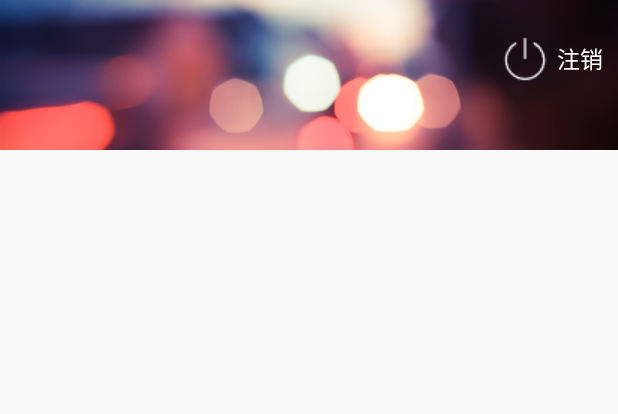
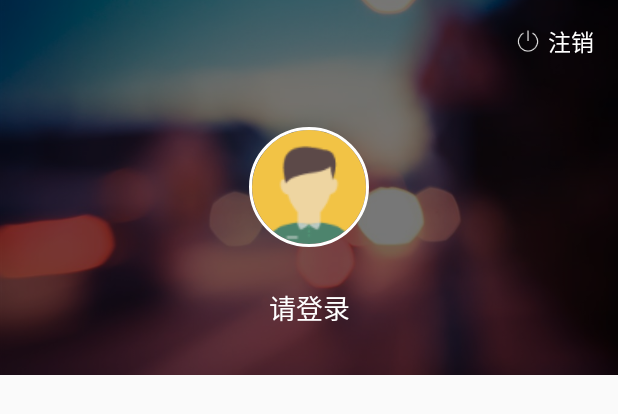
Before and after one commit to Luotas/Vlayout, an Android app: the layout item_work_banner.xml on its own in the app's theme, with its tools: preview values and no code run, on a phone screen of 412 x 824 dp. Shown: the top 414 px of the screen. Run offline under Robolectric (Android 15) with nearby library versions, the phone set to English and light mode, and no system bars.

Commit message:
使用Picasso实现网络头像加载。

```diff
--- a/app/build.gradle
+++ b/app/build.gradle
@@ -31,5 +31,7 @@ dependencies {
     compile 'com.android.support.constraint:constraint-layout:1.0.2'
     compile 'com.android.support:recyclerview-v7:25.3.1'
     compile 'com.android.support:design:25.3.1'
+    compile 'de.hdodenhof:circleimageview:2.1.0'
+    compile 'com.squareup.picasso:picasso:2.5.2'
     testCompile 'junit:junit:4.12'
 }
--- a/app/src/main/AndroidManifest.xml
+++ b/app/src/main/AndroidManifest.xml
@@ -1,6 +1,9 @@
 <?xml version="1.0" encoding="utf-8"?>
 <manifest xmlns:android="http://schemas.android.com/apk/res/android"
           package="com.aleaho.vlayout">
+
+
+    <uses-permission android:name="android.permission.INTERNET"/>
 
     <application
         android:allowBackup="true"
--- a/app/src/main/java/com/aleaho/vlayout/LogoutClickListener.java
+++ b/app/src/main/java/com/aleaho/vlayout/BannerClickListener.java
@@ -6,6 +6,6 @@ import android.view.View;
  * Created by Administrator on 2017/8/11.
  */
 
-public interface LogoutClickListener {
+public interface BannerClickListener {
     public void onClick(View v);
 }
--- a/app/src/main/java/com/aleaho/vlayout/MainVLayoutActivity.java
+++ b/app/src/main/java/com/aleaho/vlayout/MainVLayoutActivity.java
@@ -19,7 +19,7 @@ import java.util.ArrayList;
 import java.util.LinkedList;
 import java.util.List;
 
-public class MainVLayoutActivity extends AppCompatActivity implements FuncItemOnClickListener, LogoutClickListener {
+public class MainVLayoutActivity extends AppCompatActivity implements FuncItemOnClickListener, BannerClickListener {
 
     private RecyclerView workRecyclerView = null;
 
--- a/app/src/main/res/layout/item_work_banner.xml
+++ b/app/src/main/res/layout/item_work_banner.xml
@@ -1,28 +1,62 @@
 <?xml version="1.0" encoding="utf-8"?>
 <RelativeLayout xmlns:android="http://schemas.android.com/apk/res/android"
-              android:orientation="vertical"
+                xmlns:app="http://schemas.android.com/apk/res-auto"
                 android:layout_width="match_parent"
-              android:layout_height="match_parent">
+                android:layout_height="match_parent"
+                android:orientation="vertical">
+
+    <FrameLayout
+        android:layout_width="match_parent"
+        android:layout_height="wrap_content"
+        android:layout_gravity="center"
+        android:background="@color/white">
 
         <ImageView
             android:id="@+id/banner_image"
-        android:layout_width="wrap_content"
-        android:layout_height="100dp"
+            android:layout_width="match_parent"
+            android:layout_height="250dp"
             android:scaleType="centerCrop"
             android:src="@drawable/banner"/>
+
+        <View
+            android:layout_width="match_parent"
+            android:layout_height="250dp"
+            android:background="#88000000"/>
+
+
         <TextView
             android:id="@+id/login_out"
+            android:layout_width="wrap_content"
+            android:layout_height="wrap_content"
             android:layout_gravity="right"
+            android:drawableLeft="@drawable/login_out"
+            android:drawablePadding="5dp"
+            android:gravity="center"
+            android:padding="16dp"
             android:text="注销"
             android:textColor="@color/white"
-        android:padding="10dp"
+            android:textSize="@dimen/font_middle"/>
+
+        <TextView
+            android:id="@+id/nameView"
+            android:layout_width="match_parent"
+            android:layout_height="wrap_content"
+            android:layout_gravity="center"
+            android:layout_marginTop="80dp"
             android:gravity="center"
-        android:drawablePadding="5dp"
-        android:drawableLeft="@drawable/login_out"
-        android:textSize="@dimen/font_middle"
-        android:layout_width="wrap_content"
-        android:layout_height="wrap_content"
-        android:layout_alignParentTop="true"
-        android:layout_alignParentEnd="true"
-        android:layout_marginTop="13dp"/>
+            android:text="请登录"
+            android:textColor="@color/white"
+            android:textSize="@dimen/font_big"/>
+
+
+        <de.hdodenhof.circleimageview.CircleImageView
+            android:id="@+id/avatar"
+            android:layout_width="80dp"
+            android:layout_height="80dp"
+            android:layout_gravity="center"
+            android:scaleType="centerCrop"
+            android:src="@drawable/default_head"
+            app:civ_border_color="@color/white"
+            app:civ_border_width="2dp"/>
+    </FrameLayout>
 </RelativeLayout>
```
Also changed, not shown: app/src/main/java/com/aleaho/vlayout/BannerAdapter.java (+57 -25 lines), app/src/main/java/com/aleaho/vlayout/IndexActivity.java (+27 -6 lines), app/src/main/java/com/aleaho/vlayout/UserData.java (added, +17 -0 lines), app/src/main/java/com/aleaho/vlayout/WorkAdapter.java (+4 -4 lines), app/src/main/res/values/dimens.xml (+14 -1 lines), app/src/main/res/drawable-xhdpi/banner.jpg (renamed from app/src/main/res/drawable/banner.jpg), app/src/main/res/drawable-xhdpi/default_head.png (added), app/src/main/res/drawable-xhdpi/home.png (renamed from app/src/main/res/drawable/home.png), app/src/main/res/drawable-xhdpi/login_out.png (renamed from app/src/main/res/drawable/login_out.png), app/src/main/res/drawable-xhdpi/person.png (renamed from app/src/main/res/drawable/person.png). Lines whose indentation alone changed are shown as unchanged.
